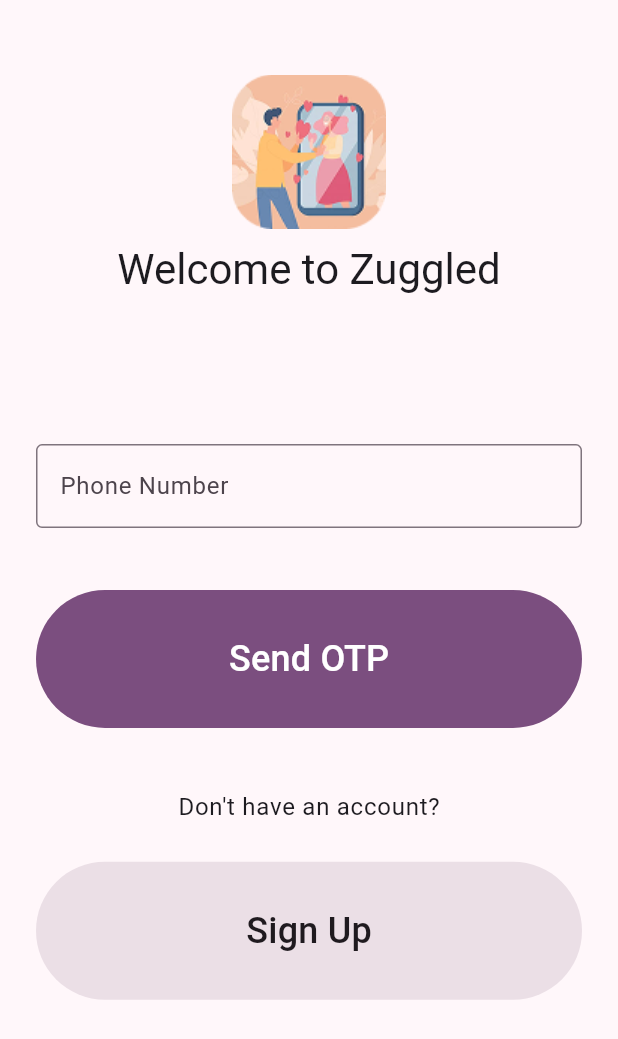
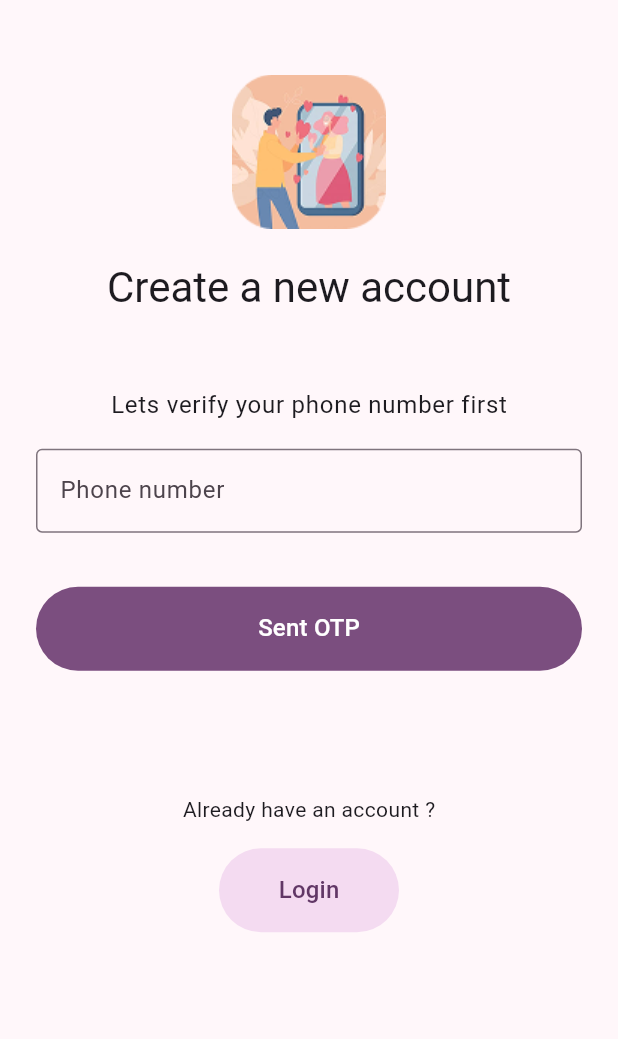
Before and after one commit to maniraj1234/zuggled, a Flutter app: the LoginScreen screen opened by its route, after a tap on "Sign Up", on a phone screen of 412 x 824 dp. Shown: the top 1039 px of the screen. Run offline on Flutter 3.47's test engine with Material 3 defaults, Android fonts, the phone set to English and light mode, and no system bars; our stand-ins replace dio, firebase_auth, firebase_core, flutter_bloc, flutter_dotenv, go_router and 1 more; missing offline and left inert: http_status_code, stream_video, stream_video_flutter; accounts and stored records are empty.

Commit message:
Added SignUp Screen

```diff
--- /dev/null
+++ b/frontend/lib/controllers/sign_up_controller.dart
@@ -0,0 +1,17 @@
+import 'package:flutter/widgets.dart';
+import 'package:go_router/go_router.dart';
+
+/// Controller for Sign up screen
+class SignUpController {
+  /// Controller for Phone Number TextInput
+  TextEditingController phoneNumberController = TextEditingController();
+
+  /// TODO:Implement send OTP in SignUp Screen
+  /// Handle for Send OTP Button
+  void onPressSendOTP() {}
+
+  /// Handle for Go to Login Screen
+  void onPressLogin(BuildContext context) {
+    context.go('/login');
+  }
+}
--- a/frontend/lib/core/navigation/main_router.dart
+++ b/frontend/lib/core/navigation/main_router.dart
@@ -8,6 +8,7 @@
 import 'package:frontend/views/history_screen.dart';
 import 'package:frontend/views/home_screen.dart';
 import 'package:frontend/views/settings_screen.dart';
+import 'package:frontend/views/sign_up_screen.dart';
 import 'package:frontend/widgets/transition_page.dart';
 import 'package:go_router/go_router.dart';
 import 'package:frontend/core/navigation/nav_error_handler.dart';
@@ -69,6 +70,7 @@
       builder: (context, state) => OnboardingScreen(),
     ),
     GoRoute(path: '/login', builder: (context, state) => LoginScreen()),
+    GoRoute(path: '/signup', builder: (context, state) => SignUpScreen()),
     ShellRoute(
       pageBuilder:
           (context, state, child) =>
--- a/frontend/lib/views/login_screen.dart
+++ b/frontend/lib/views/login_screen.dart
@@ -216,7 +216,9 @@
         ),
         const SizedBox(height: 24),
         AuthButton(
-          onPressed: () {},
+          onPressed: () {
+            context.go('/signup');
+          },
           title: 'Sign Up',
           backgroundColor:
               Theme.of(context).colorScheme.surfaceContainerHighest,
--- /dev/null
+++ b/frontend/lib/views/sign_up_screen.dart
@@ -0,0 +1,103 @@
+import 'package:flutter/material.dart';
+import 'package:frontend/controllers/sign_up_controller.dart';
+
+class SignUpScreen extends StatefulWidget {
+  const SignUpScreen({super.key});
+
+  @override
+  State<SignUpScreen> createState() => _SignUpScreenState();
+}
+
+class _SignUpScreenState extends State<SignUpScreen> {
+  late SignUpController controller;
+  late Size size;
+  @override
+  void initState() {
+    super.initState();
+    controller = SignUpController();
+  }
+
+  @override
+  void didChangeDependencies() {
+    super.didChangeDependencies();
+    size = MediaQuery.of(context).size;
+  }
+
+  @override
+  Widget build(BuildContext context) {
+    return Scaffold(
+      backgroundColor: Theme.of(context).colorScheme.surface,
+      resizeToAvoidBottomInset: false,
+      body: Padding(
+        padding: EdgeInsets.only(
+          left: 24,
+          right: 24,
+          top: MediaQuery.of(context).padding.top + 0.05 * size.height,
+          bottom: 1 / 10 * size.height,
+        ),
+        child: Column(
+          mainAxisAlignment: MainAxisAlignment.start,
+          mainAxisSize: MainAxisSize.max,
+          children: [
+            Image.asset(
+              'lib/assets/images/core/zuggled-banner-image.png',
+              height: 120,
+              width: 120,
+            ),
+            SizedBox(height: 12),
+            Center(
+              child: Text(
+                'Create a new account',
+                style: Theme.of(context).textTheme.headlineMedium,
+              ),
+            ),
+            SizedBox(height: size.height * 0.06),
+            Text(
+              "Lets verify your phone number first",
+              style: Theme.of(context).textTheme.bodyLarge,
+            ),
+
+            SizedBox(height: size.height * 0.02),
+            TextField(
+              controller: controller.phoneNumberController,
+              decoration: InputDecoration(
+                border: OutlineInputBorder(),
+                hintText: "Phone number",
+              ),
+            ),
+            SizedBox(height: 36),
+            SizedBox(
+              width: double.infinity,
+              height: 56,
+              child: FilledButton(
+                onPressed: controller.onPressSendOTP,
+                child: Text(
+                  "Sent OTP",
+                  style: Theme.of(context).textTheme.titleMedium?.copyWith(
+                    color: Theme.of(context).colorScheme.onPrimary,
+                  ),
+                ),
+              ),
+            ),
+            SizedBox(height: size.height * 0.1),
+            Text("Already have an account ?"),
+            SizedBox(height: 16),
+            SizedBox(
+              height: 56,
+              width: 120,
+              child: FilledButton.tonal(
+                onPressed: () => controller.onPressLogin(context),
+                child: Text(
+                  "Login",
+                  style: Theme.of(context).textTheme.titleMedium?.copyWith(
+                    color: Theme.of(context).colorScheme.onPrimaryContainer,
+                  ),
+                ),
+              ),
+            ),
+          ],
+        ),
+      ),
+    );
+  }
+}
```
